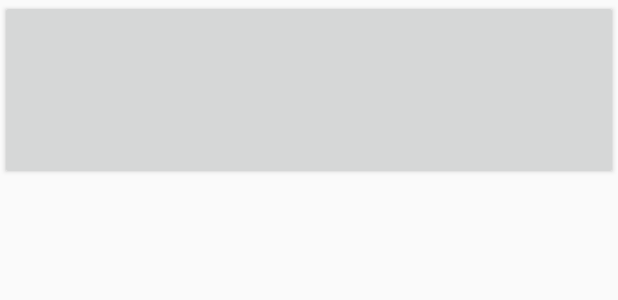
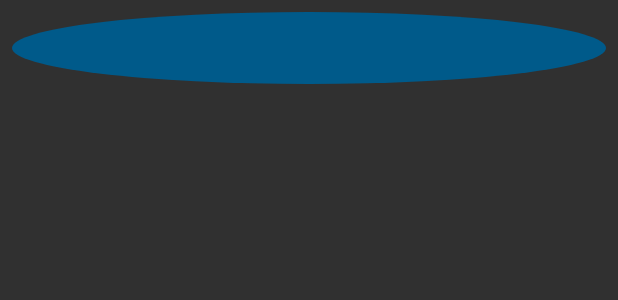
Before and after one commit to rodrigorhoads/BeatBox, an Android app: the layout list_item_sound.xml on its own in the app's theme, with its tools: preview values and no code run, on a phone screen of 412 x 824 dp. Shown: the top 300 px of the screen. Run offline under Robolectric (Android 15) with nearby library versions, the phone set to English and light mode, and no system bars.

Commit message:
themes and xml

```diff
--- /dev/null
+++ b/app/src/main/res/drawable/button_beat_box.xml
@@ -0,0 +1,12 @@
+<?xml version="1.0" encoding="utf-8"?>
+<selector xmlns:android="http://schemas.android.com/apk/res/android">
+<item
+    android:drawable="@drawable/button_beat_box_pressed"
+    android:state_pressed="true"
+    />
+    <item
+        android:drawable="@drawable/button_beat_box_normal"
+        />
+
+
+</selector>
--- /dev/null
+++ b/app/src/main/res/drawable/button_beat_box_normal.xml
@@ -0,0 +1,7 @@
+<?xml version="1.0" encoding="utf-8"?>
+<shape xmlns:android="http://schemas.android.com/apk/res/android"
+    android:shape="oval"
+    >
+    <solid android:color="@color/dark_blue"/>
+    <solid android:color="@color/dark_blue"/>
+</shape>
--- /dev/null
+++ b/app/src/main/res/drawable/button_beat_box_pressed.xml
@@ -0,0 +1,18 @@
+<?xml version="1.0" encoding="utf-8"?>
+<layer-list xmlns:android="http://schemas.android.com/apk/res/android">
+<item>
+
+<shape xmlns:android="http://schemas.android.com/apk/res/android"
+    android:shape="oval"
+    >
+<solid android:color="@color/red"/>
+</shape>
+</item>
+    <item>
+        <shape android:shape="oval">
+        <stroke
+            android:width="4dp"
+            android:color="@color/dark_red"/>
+    </shape>
+    </item>
+</layer-list>
--- a/app/src/main/res/layout/list_item_sound.xml
+++ b/app/src/main/res/layout/list_item_sound.xml
@@ -7,12 +7,19 @@
             name="viewModel"
             type="com.example.msn_r.beatbox.SoundsViewModel"/>
     </data>
+    <FrameLayout
+        android:layout_width="match_parent"
+        android:layout_height="wrap_content"
+        android:layout_margin="8dp"
+        >
     <Button
         android:id="@+id/sound_button"
+        android:layout_gravity="center"
         android:layout_width="match_parent"
-        android:layout_height="120dp"
+        android:layout_height="match_parent"
         android:onClick="@{()->viewModel.onButtonClicked()}"
         android:text="@{viewModel.title}"
         />
+    </FrameLayout>
 
 </layout>
--- a/app/src/main/res/values/colors.xml
+++ b/app/src/main/res/values/colors.xml
@@ -3,4 +3,9 @@
     <color name="colorPrimary">#3F51B5</color>
     <color name="colorPrimaryDark">#303F9F</color>
     <color name="colorAccent">#FF4081</color>
+    <color name="red">#F44336</color>
+    <color name="dark_red">#C3352B</color>
+    <color name="gray">#607D8B</color>
+    <color name="soothing_blue">#0093BF</color>
+    <color name="dark_blue">#005A8A</color>
 </resources>
--- a/app/src/main/res/values/styles.xml
+++ b/app/src/main/res/values/styles.xml
@@ -1,11 +1,17 @@
 <resources>
 
     <!-- Base application theme. -->
-    <style name="AppTheme" parent="Theme.AppCompat.Light.DarkActionBar">
+    <style name="AppTheme" parent="Theme.AppCompat">
         <!-- Customize your theme here. -->
-        <item name="colorPrimary">@color/colorPrimary</item>
-        <item name="colorPrimaryDark">@color/colorPrimaryDark</item>
-        <item name="colorAccent">@color/colorAccent</item>
+        <item name="colorPrimary">@color/red</item>
+        <item name="colorPrimaryDark">@color/dark_red</item>
+        <item name="colorAccent">@color/gray</item>
+        <item name="buttonStyle">@style/BeatBoxButton</item>
     </style>
-
+<style name="BeatBoxButton" parent="android:style/Widget.Holo.Button">
+    <item name="android:background">@drawable/button_beat_box</item>
+</style>
+    <style name="BeatBoxButton.Strong">
+        <item name="android:textStyle">bold</item>
+    </style>
 </resources>
```
